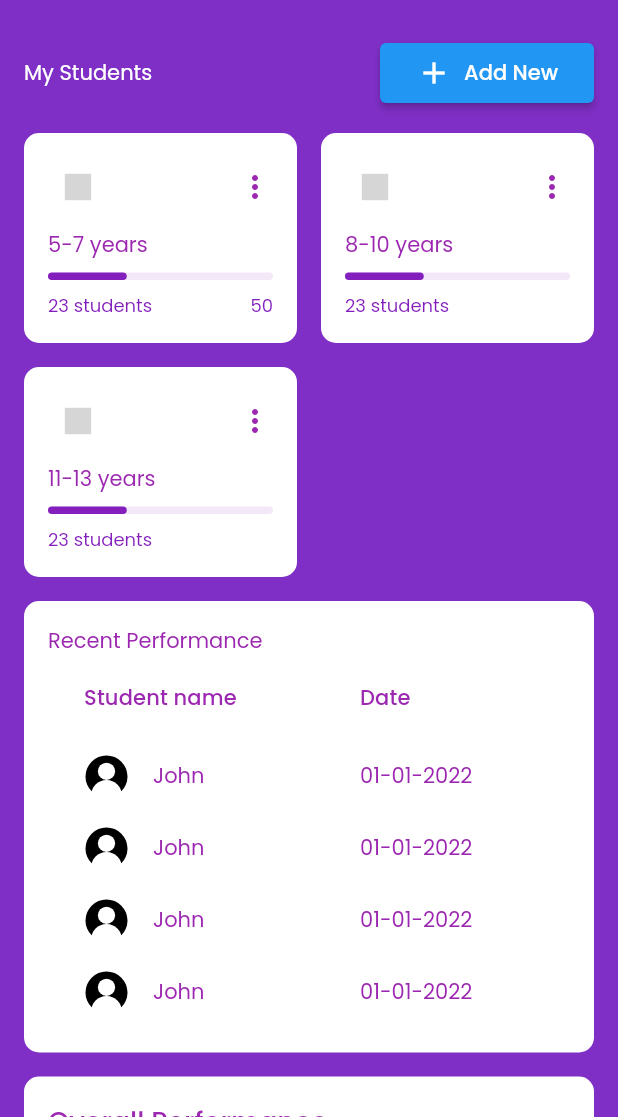
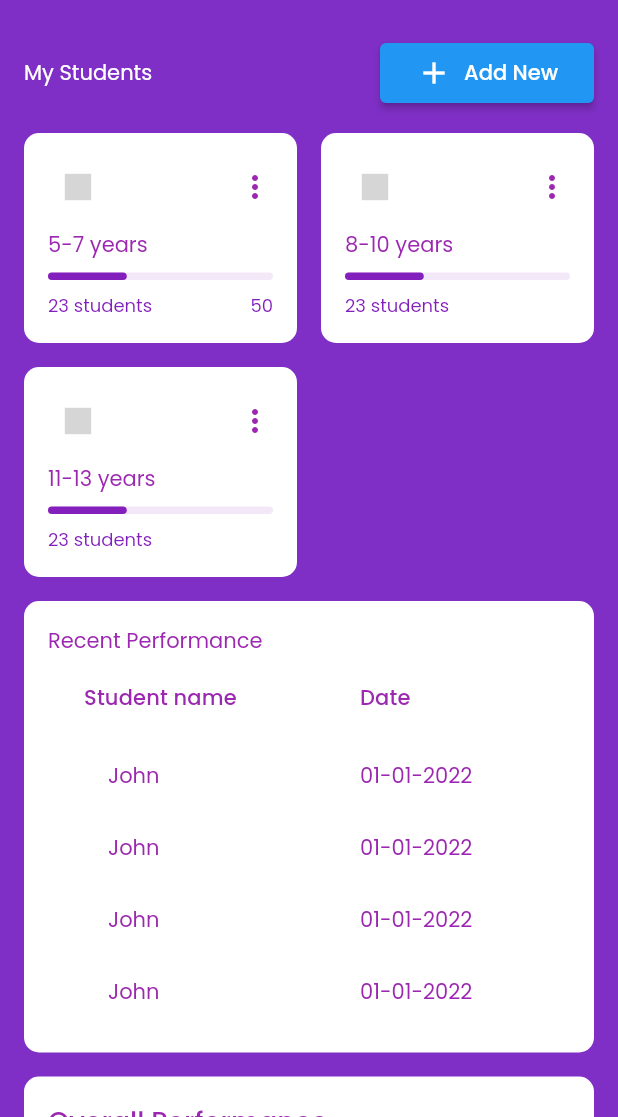
Before and after one commit to Tri-M/dashboard-meh, a Flutter app: the screen it shows after launch, on a phone screen of 412 x 824 dp, the part 119-1236 px from its top. Run offline on Flutter 3.47's test engine with Material 2 defaults, Android fonts, the phone set to English and light mode, and no system bars; drawn by our look-alikes of data_table_2; our stand-ins replace fl_chart, flutter_svg, google_fonts; grey boxes are pictures that could not be loaded.

Commit message:
icons not working

```diff
--- a/dashboard/lib/models/my_students.dart
+++ b/dashboard/lib/models/my_students.dart
@@ -1,8 +1,10 @@
 import "package:flutter/material.dart";
 import "package:dashboard/constants.dart";
+import 'package:flutter_svg/flutter_svg.dart';
 
 class StudentInfo {
-  final String? svgSrc, title, totalStudents;
+  final String? title, totalStudents;
+  final Widget? svgSrc;
   final int? no_of_students, percentage;
   final Color? color;
 
@@ -20,21 +22,21 @@ List myStudents = [
   StudentInfo(
       title: "5-7 years",
       no_of_students: 23,
-      svgSrc: "assets/images/profile.png",
+      svgSrc:SvgPicture.network("assets/icons/user.svg"),
       totalStudents: "50",
       color: primaryColor,
       percentage: 35),
   StudentInfo(
       title: "8-10 years",
       no_of_students: 23,
-      svgSrc: "assets/images/profile.png",
+      svgSrc:SvgPicture.network("assets/icons/user.svg"),
       totalStudents: "",
       color: primaryColor,
       percentage: 35),
   StudentInfo(
       title: "11-13 years",
       no_of_students: 23,
-      svgSrc: "assets/icons/profile.svg",
+      svgSrc:SvgPicture.network("assets/icons/user.svg"),
       totalStudents: "",
       color: primaryColor,
       percentage: 35),
--- a/dashboard/lib/models/recent_student.dart
+++ b/dashboard/lib/models/recent_student.dart
@@ -1,32 +1,32 @@
+import 'package:flutter/cupertino.dart';
+import 'package:flutter_svg/svg.dart';
+
 class RecentPerformance {
-  final String? icon, title, date,marks;
+  final String? title, date, marks;
+  final Widget? icon;
 
   RecentPerformance({this.icon, this.title, this.date, required this.marks});
 }
 
-List demoData=[
+List demoData = [
   RecentPerformance(
-    icon:"assets/icons/user.svg",
-    title:"John",
-    date:"01-01-2022",
-    marks:"45%"
-  ),
+      icon: SvgPicture.asset("assets/icons/user.svg"),
+      title: "John",
+      date: "01-01-2022",
+      marks: "45%"),
   RecentPerformance(
-    icon:"assets/icons/user.svg",
-    title:"John",
-    date:"01-01-2022",
-    marks:"45%"
-  ),
+      icon: SvgPicture.asset("assets/icons/user.svg"),
+      title: "John",
+      date: "01-01-2022",
+      marks: "45%"),
   RecentPerformance(
-    icon:"assets/icons/user.svg",
-    title:"John",
-    date:"01-01-2022",
-    marks:"45%"
-  ),
+      icon: SvgPicture.asset("assets/icons/user.svg"),
+      title: "John",
+      date: "01-01-2022",
+      marks: "45%"),
   RecentPerformance(
-    icon:"assets/icons/user.svg",
-    title:"John",
-    date:"01-01-2022",
-    marks:"45%"
-  ),
+      icon: SvgPicture.asset("assets/icons/user.svg"),
+      title: "John",
+      date: "01-01-2022",
+      marks: "45%"),
 ];
--- a/dashboard/lib/screens/dashboard/components/info_card.dart
+++ b/dashboard/lib/screens/dashboard/components/info_card.dart
@@ -31,7 +31,7 @@ class InfoCard extends StatelessWidget {
                           color: Color.fromARGB(255, 255, 255, 255).withOpacity(0.1),
                           borderRadius:
                               const BorderRadius.all(Radius.circular(10))),
-                      child: SvgPicture.asset("/assets/images/logo.png")),
+                      child: SvgPicture.asset("assets/icons/user.svg")),
                   Icon(Icons.more_vert, color: Colors.purple)
                 ],
               ),
@@ -94,7 +94,9 @@ class ProgressLine extends StatelessWidget {
               color:color,
               borderRadius: BorderRadius.all(Radius.circular(10))
             ),
-          )))
+          )
+          )
+          )
       ],
     );
   }
--- a/dashboard/lib/screens/dashboard/components/recent_student_performance.dart
+++ b/dashboard/lib/screens/dashboard/components/recent_student_performance.dart
@@ -59,11 +59,11 @@ DataRow recentFileDataRow(RecentPerformance studentInfo) {
       DataCell(
         Row(
           children: [
-            SvgPicture.asset(
-              studentInfo.icon!,
-              height: 30,
-              width: 30,
-            ),
+            // SvgPicture.asset(
+            //   studentInfo.icon!,
+            //   height: 30,
+            //   width: 30,
+            // ),
             Padding(
               padding: const EdgeInsets.symmetric(horizontal: defaultPadding),
               child: Text(studentInfo.title!),
--- a/dashboard/lib/screens/dashboard/components/student_details.dart
+++ b/dashboard/lib/screens/dashboard/components/student_details.dart
@@ -1,4 +1,5 @@
 import 'package:flutter/material.dart';
+import 'package:flutter_svg/svg.dart';
 
 import '../../../constants.dart';
 import 'chart.dart';
@@ -30,25 +31,25 @@ class StudentDetails extends StatelessWidget {
           SizedBox(height: defaultPadding),
           Chart(),
           StudentInfoCard(
-            svgSrc: "assets/icons/user.svg",
+            //SvgPicture.asset("assets/images/logo.png"),
             title: "5-7 years",
             percent_of_students: "13%",
             no_of_quizzes: 1328,
           ),
           StudentInfoCard(
-            svgSrc: "assets/icons/user.svg",
+            //svgSrc: "assets/images/logo.png",
             title: "8-10 years",
             percent_of_students: "80%",
             no_of_quizzes: 1328,
           ),
           StudentInfoCard(
-            svgSrc: "assets/icons/user.svg",
+            //svgSrc:"assets/images/logo.png",
             title: "11-13 years",
             percent_of_students: "34%",
             no_of_quizzes: 1328,
           ),
           StudentInfoCard(
-            svgSrc: "assets/icons/user.svg",
+            //svgSrc:"assets/images/logo.png" ,
             title: "14-16 years",
             percent_of_students: "12%",
             no_of_quizzes: 140,
--- a/dashboard/lib/screens/dashboard/components/student_info_card.dart
+++ b/dashboard/lib/screens/dashboard/components/student_info_card.dart
@@ -7,12 +7,12 @@ class StudentInfoCard extends StatelessWidget {
   const StudentInfoCard(
       {Key? key,
       required this.title,
-      required this.svgSrc,
       required this.percent_of_students,
       required this.no_of_quizzes})
       : super(key: key);
 
-  final String title, svgSrc, percent_of_students;
+  final String title, percent_of_students;
+
   final int no_of_quizzes;
 
   @override
@@ -30,7 +30,7 @@ class StudentInfoCard extends StatelessWidget {
           SizedBox(
             height:20,
             width:20,
-          child:SvgPicture.asset(svgSrc),
+          child:SvgPicture.asset("assets/images/logo.png"),
           ),
           Expanded(
             child:Padding(
--- a/dashboard/pubspec.yaml
+++ b/dashboard/pubspec.yaml
@@ -65,7 +65,7 @@ flutter:
   # To add assets to your application, add an assets section, like this:
   assets:
     - assets/images/
-    - assets/icons/
+
 
   # An image asset can refer to one or more resolution-specific "variants", see
   # https://flutter.dev/assets-and-images/#resolution-aware
```
Also changed, not shown: dashboard/assets/icons/profile.svg (deleted), dashboard/assets/icons/user.svg.
